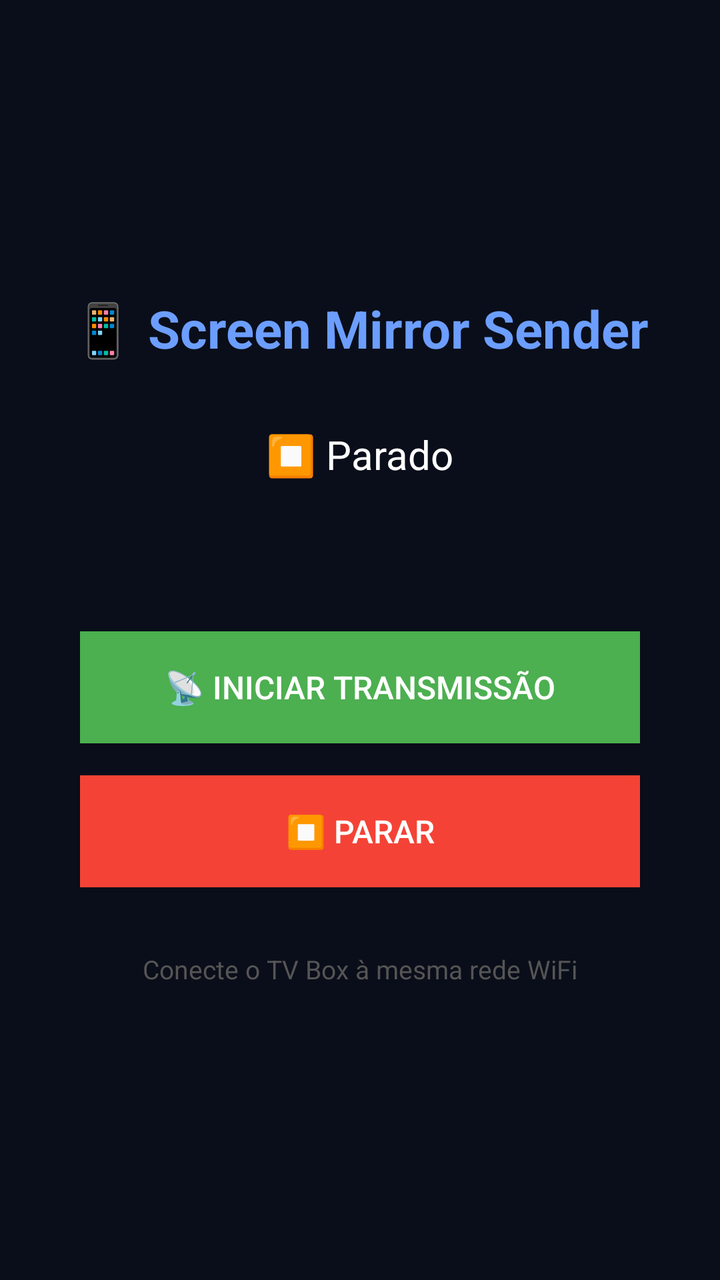
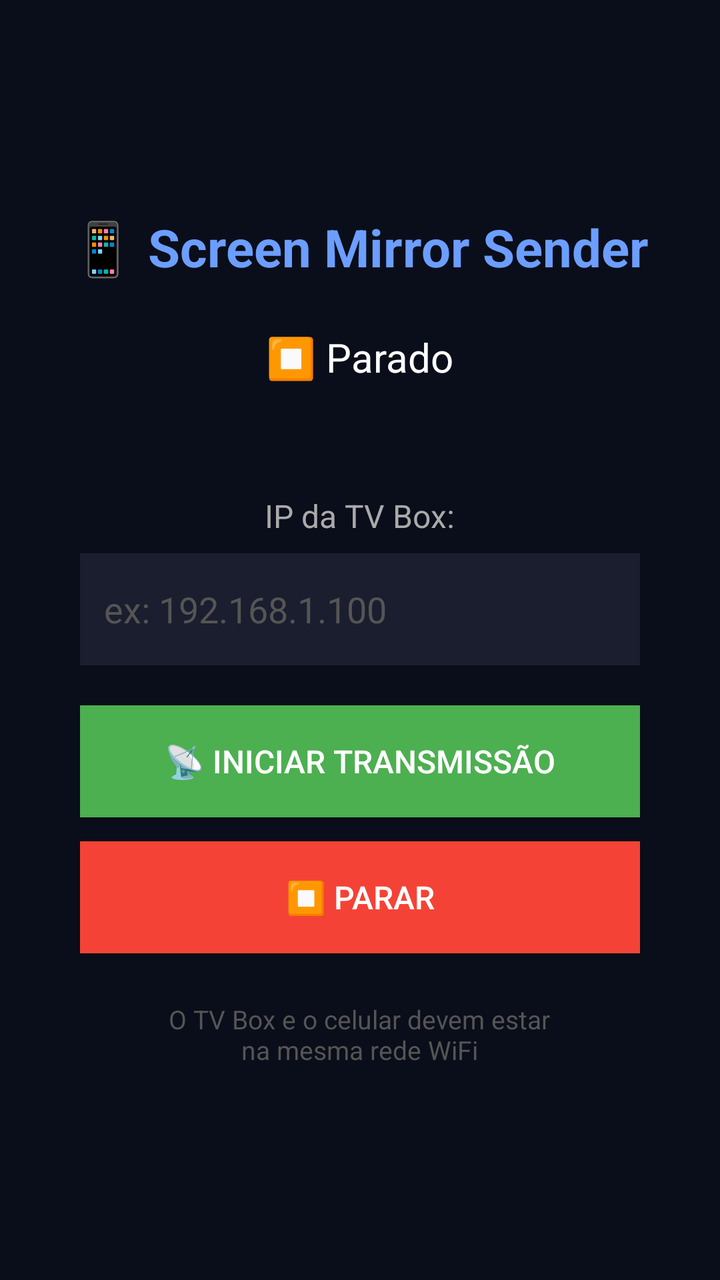

Two renders of the same Android screen: before a commit and after it. Below are the layout's source before the change and the commit's diff.
<!-- AndroidManifest.xml: application theme Theme.AppCompat.NoActionBar -->
<!-- res/layout/activity_main.xml -->
<?xml version="1.0" encoding="utf-8"?>
<LinearLayout xmlns:android="http://schemas.android.com/apk/res/android"
    android:layout_width="match_parent"
    android:layout_height="match_parent"
    android:orientation="vertical"
    android:gravity="center"
    android:padding="24dp"
    android:background="#0A0E1A">

    <TextView
        android:layout_width="wrap_content"
        android:layout_height="wrap_content"
        android:text="📱 Screen Mirror Sender"
        android:textColor="#6C9EFF"
        android:textSize="26sp"
        android:textStyle="bold"
        android:layout_marginBottom="32dp" />

    <TextView
        android:id="@+id/tvStatus"
        android:layout_width="wrap_content"
        android:layout_height="wrap_content"
        android:text="⏹️ Parado"
        android:textColor="#FFFFFF"
        android:textSize="20sp"
        android:layout_marginBottom="24dp" />

    <TextView
        android:id="@+id/tvInfo"
        android:layout_width="wrap_content"
        android:layout_height="wrap_content"
        android:text=""
        android:textColor="#888888"
        android:textSize="14sp"
        android:layout_marginBottom="32dp"
        android:lineSpacingExtra="4dp" />

    <Button
        android:id="@+id/btnStart"
        android:layout_width="280dp"
        android:layout_height="56dp"
        android:text="📡 Iniciar Transmissão"
        android:textSize="16sp"
        android:background="#4CAF50"
        android:textColor="#FFFFFF"
        android:layout_marginBottom="16dp" />

    <Button
        android:id="@+id/btnStop"
        android:layout_width="280dp"
        android:layout_height="56dp"
        android:text="⏹️ Parar"
        android:textSize="16sp"
        android:background="#F44336"
        android:textColor="#FFFFFF" />

    <TextView
        android:layout_width="wrap_content"
        android:layout_height="wrap_content"
        android:text="Conecte o TV Box à mesma rede WiFi"
        android:textColor="#555555"
        android:textSize="13sp"
        android:layout_marginTop="32dp" />

</LinearLayout>
<!-- resources referenced by this layout -->
<resources>

</resources>

<!-- the commit's change to res/layout/activity_main.xml (unified diff, before → after) -->
@@ -14,7 +14,7 @@
         android:textColor="#6C9EFF"
         android:textSize="26sp"
         android:textStyle="bold"
-        android:layout_marginBottom="32dp" />
+        android:layout_marginBottom="24dp" />
 
     <TextView
         android:id="@+id/tvStatus"
@@ -23,7 +23,7 @@
         android:text="⏹️ Parado"
         android:textColor="#FFFFFF"
         android:textSize="20sp"
-        android:layout_marginBottom="24dp" />
+        android:layout_marginBottom="16dp" />
 
     <TextView
         android:id="@+id/tvInfo"
@@ -32,8 +32,29 @@
         android:text=""
         android:textColor="#888888"
         android:textSize="14sp"
-        android:layout_marginBottom="32dp"
+        android:layout_marginBottom="20dp"
         android:lineSpacingExtra="4dp" />
+
+    <TextView
+        android:layout_width="wrap_content"
+        android:layout_height="wrap_content"
+        android:text="IP da TV Box:"
+        android:textColor="#AAAAAA"
+        android:textSize="16sp"
+        android:layout_marginBottom="8dp" />
+
+    <EditText
+        android:id="@+id/etIp"
+        android:layout_width="280dp"
+        android:layout_height="56dp"
+        android:hint="ex: 192.168.1.100"
+        android:textColor="#FFFFFF"
+        android:textColorHint="#555555"
+        android:textSize="18sp"
+        android:inputType="text"
+        android:background="#1A1E2E"
+        android:padding="12dp"
+        android:layout_marginBottom="20dp" />
 
     <Button
         android:id="@+id/btnStart"
@@ -43,7 +64,7 @@
         android:textSize="16sp"
         android:background="#4CAF50"
         android:textColor="#FFFFFF"
-        android:layout_marginBottom="16dp" />
+        android:layout_marginBottom="12dp" />
 
     <Button
         android:id="@+id/btnStop"
@@ -57,9 +78,10 @@
     <TextView
         android:layout_width="wrap_content"
         android:layout_height="wrap_content"
-        android:text="Conecte o TV Box à mesma rede WiFi"
+        android:text="O TV Box e o celular devem estar\nna mesma rede WiFi"
         android:textColor="#555555"
         android:textSize="13sp"
-        android:layout_marginTop="32dp" />
+        android:layout_marginTop="24dp"
+        android:gravity="center" />
 
 </LinearLayout>
